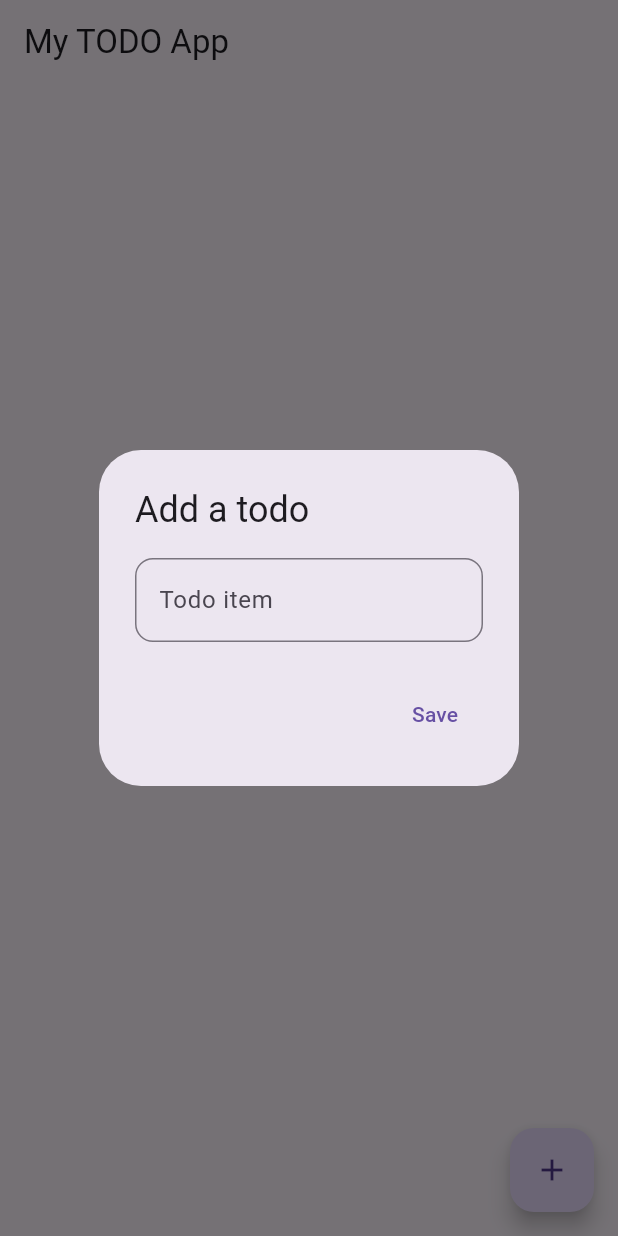
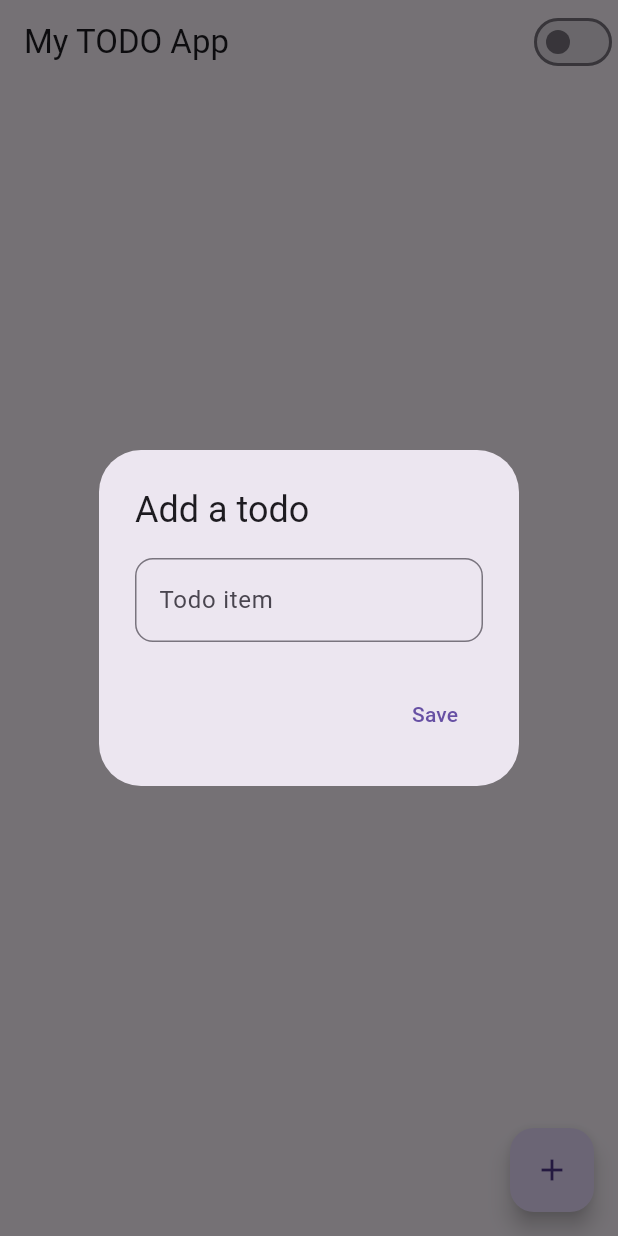
Before and after one commit to LapanApps/todo_ap, a Flutter app: the screen it shows after launch, after a tap on the "add" icon, on a phone screen of 412 x 824 dp. Run offline on Flutter 3.47's test engine with Material 2 defaults, Android fonts, the phone set to English and light mode, and no system bars; our stand-ins replace cloud_firestore, firebase_core; accounts and stored records are empty.

Commit message:
:moon: Switch to toggle between theme using Provider package

```diff
--- a/lib/home.dart
+++ b/lib/home.dart
@@ -1,5 +1,7 @@
 import 'package:cloud_firestore/cloud_firestore.dart';
 import 'package:flutter/material.dart';
+import 'package:provider/provider.dart';
+import 'package:todo_app/theme_provider.dart';
 
 class Home extends StatefulWidget {
   const Home({super.key});
@@ -22,9 +24,17 @@ class _HomeState extends State<Home> {
 
   @override
   Widget build(BuildContext context) {
+    return Consumer<ThemeProvider>(builder: (context, themeSetting, _) {
       return Scaffold(
         appBar: AppBar(
           title: const Text("My TODO App"),
+          actions: [
+            Switch.adaptive(
+                value: themeSetting.isDarkMode,
+                onChanged: (bool newValue) {
+                  themeSetting.isDarkMode = newValue;
+                }),
+          ],
         ),
         body: StreamBuilder(
             // get all the documents (all the todo items)
@@ -73,7 +83,9 @@ class _HomeState extends State<Home> {
                         onPressed: () {
                           // delete the todo item from firestore
                           setState(() {
-                          collectionReference.doc(todoItems[index].id).delete();
+                            collectionReference
+                                .doc(todoItems[index].id)
+                                .delete();
                           });
                         },
                         tooltip: "Delete todo item",
@@ -132,5 +144,6 @@ class _HomeState extends State<Home> {
           child: const Icon(Icons.add),
         ),
       );
+    });
   }
 }
--- a/lib/main.dart
+++ b/lib/main.dart
@@ -1,8 +1,10 @@
 import 'package:firebase_core/firebase_core.dart';
 import 'package:flutter/material.dart';
+import 'package:provider/provider.dart';
 import 'package:todo_app/home.dart';
 
 import 'firebase_options.dart';
+import 'theme_provider.dart';
 
 void main() async {
   WidgetsFlutterBinding.ensureInitialized();
@@ -17,11 +19,18 @@ class MainApp extends StatelessWidget {
 
   @override
   Widget build(BuildContext context) {
-    return MaterialApp(
-      theme: ThemeData(useMaterial3: true, primarySwatch: Colors.pink),
-      darkTheme: ThemeData.dark(useMaterial3: true),
-      themeMode: ThemeMode.system,
-      home: const Home(),
+    return ChangeNotifierProvider(
+      create: (_) => ThemeProvider(),
+      child: Consumer<ThemeProvider>(
+        builder: (context, ThemeProvider themeSetting, _) {
+          return MaterialApp(
+            theme: ThemeData(useMaterial3: true, primarySwatch: Colors.pink),
+            darkTheme: ThemeData.dark(useMaterial3: true),
+            themeMode: themeSetting.themeMode,
+            home: const Home(),
+          );
+        },
+      ),
     );
   }
 }
--- /dev/null
+++ b/lib/theme_provider.dart
@@ -0,0 +1,14 @@
+import 'package:flutter/material.dart';
+
+class ThemeProvider extends ChangeNotifier {
+  bool _isDarkMode = false;
+
+  ThemeMode get themeMode => _isDarkMode ? ThemeMode.dark : ThemeMode.light;
+
+  bool get isDarkMode => _isDarkMode;
+
+  set isDarkMode(bool value) {
+    _isDarkMode = value;
+    notifyListeners();
+  }
+}
--- a/pubspec.yaml
+++ b/pubspec.yaml
@@ -12,6 +12,7 @@ dependencies:
 
   firebase_core: ^2.13.1
   cloud_firestore: ^4.8.0
+  provider: ^6.0.5
 
 dev_dependencies:
   flutter_test:
```
Also changed, not shown: firebase.json (added), pubspec.lock, 3 other files. Lines whose indentation alone changed are shown as unchanged.
